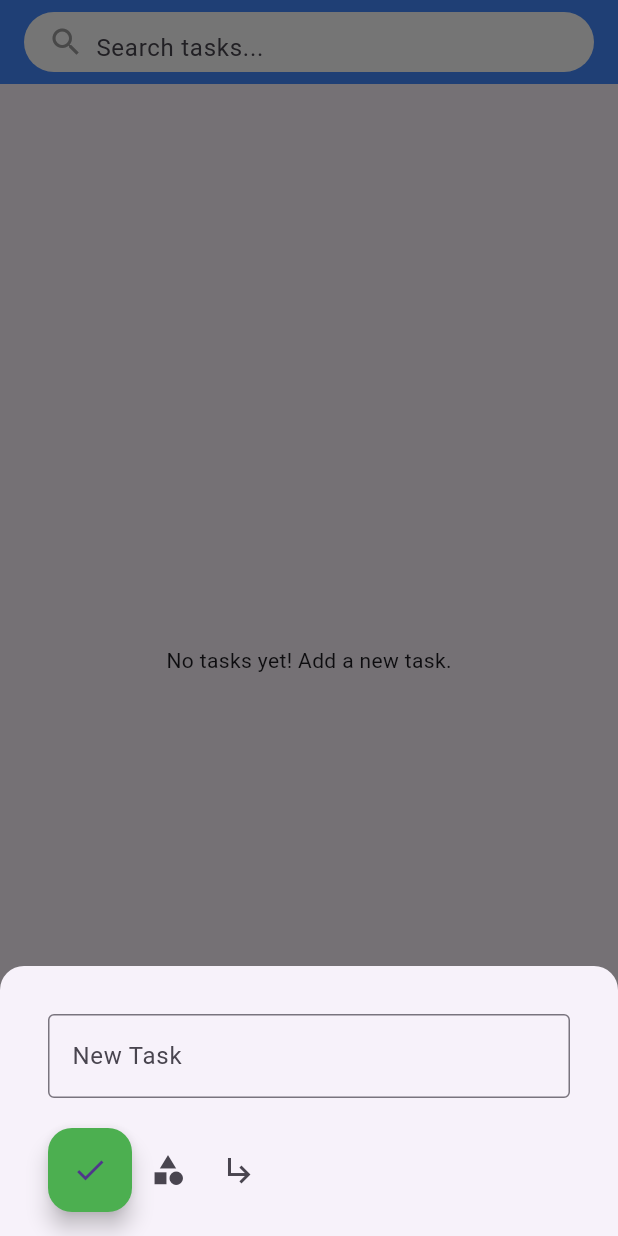
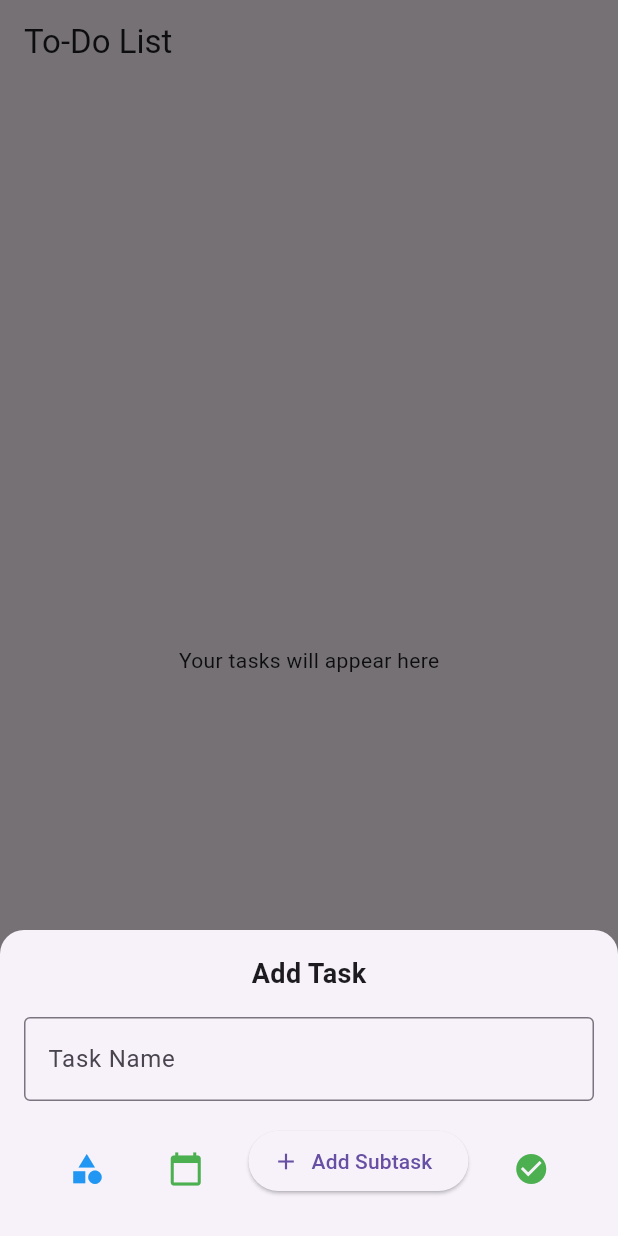
Before and after one commit to Numan-sheikh/to_do_list, a Flutter app: the screen it shows after launch, after a tap on the "add" icon, on a phone screen of 412 x 824 dp. Run offline on Flutter 3.47's test engine with Material 3 defaults, Android fonts, the phone set to English and light mode, and no system bars.

Commit message:
Fixed UI bug in home screen& added baci form task feature to add task

```diff
--- a/lib/main.dart
+++ b/lib/main.dart
@@ -1,8 +1,17 @@
 import 'package:flutter/material.dart';
+import 'package:provider/provider.dart';
 import 'screens/home_screen.dart';
+import 'widgets/task_form/subtask_button/subtask_button_logic.dart'; // Ensure this path is correct
 
 void main() {
-  runApp(MyApp());
+  runApp(
+    MultiProvider(
+      providers: [
+        ChangeNotifierProvider(create: (_) => SubtaskManager()), // Ensure this class is defined correctly
+      ],
+      child: const MyApp(),
+    ),
+  );
 }
 
 class MyApp extends StatelessWidget {
@@ -16,7 +25,7 @@ class MyApp extends StatelessWidget {
       theme: ThemeData(
         primarySwatch: Colors.blue,
       ),
-      home: HomeScreen(),
+      home: const HomeScreen(),
     );
   }
 }
--- a/lib/screens/home_screen.dart
+++ b/lib/screens/home_screen.dart
@@ -1,63 +1,22 @@
 import 'package:flutter/material.dart';
 import '../widgets/task_form/task_form.dart';
-import '../widgets/task_tile.dart';
 
-class HomeScreen extends StatefulWidget {
+class HomeScreen extends StatelessWidget {
   const HomeScreen({super.key});
 
-  @override
-  HomeScreenState createState() => HomeScreenState();
-}
-
-class HomeScreenState extends State<HomeScreen> {
-  final List<Map<String, dynamic>> _tasks = []; // Stores tasks
-  final TextEditingController _titleController = TextEditingController();
-  final TextEditingController _descriptionController = TextEditingController();
-
-  void _addTask() {
-    setState(() {
-      _tasks.add({
-        'title': _titleController.text,
-        'description': _descriptionController.text,
-        'isCompleted': false,
-      });
-    });
-    _titleController.clear();
-    _descriptionController.clear();
-    Navigator.pop(context);
-  }
-
-  void _toggleTaskCompletion(int index) {
-    setState(() {
-      _tasks[index]['isCompleted'] = !_tasks[index]['isCompleted'];
-    });
-  }
-
-  void _deleteTask(int index) {
-    setState(() {
-      _tasks.removeAt(index);
-    });
-  }
-
-  void _showAddTaskModal() {
+  void _showTaskForm(BuildContext context) {
     showModalBottomSheet(
       context: context,
-      isScrollControlled: true,
-      shape: const RoundedRectangleBorder(
+      isScrollControlled: true, // Makes the bottom sheet cover most of the screen
+      shape: RoundedRectangleBorder(
         borderRadius: BorderRadius.vertical(top: Radius.circular(16)),
       ),
       builder: (context) {
         return Padding(
           padding: EdgeInsets.only(
-            bottom: MediaQuery.of(context).viewInsets.bottom,
-            left: 16,
-            right: 16,
-            top: 16,
+            bottom: MediaQuery.of(context).viewInsets.bottom, // Adjust for keyboard
           ),
-          child: TaskForm(
-            titleController: _titleController,
-            onSave: _addTask,
-          ),
+          child: TaskForm(),
         );
       },
     );
@@ -66,49 +25,10 @@ class HomeScreenState extends State<HomeScreen> {
   @override
   Widget build(BuildContext context) {
     return Scaffold(
-      appBar: AppBar(
-        title: Container(
-          height: 40,
-          padding: const EdgeInsets.symmetric(horizontal: 16),
-          decoration: BoxDecoration(
-            color: Colors.white,
-            borderRadius: BorderRadius.circular(20),
-          ),
-          child: Row(
-            children: [
-              const Icon(Icons.search, color: Colors.grey),
-              const SizedBox(width: 8),
-              Expanded(
-                child: TextField(
-                  decoration: const InputDecoration(
-                    hintText: 'Search tasks...',
-                    border: InputBorder.none,
-                  ),
-                  style: const TextStyle(color: Colors.black),
-                ),
-              ),
-            ],
-          ),
-        ),
-        centerTitle: true,
-        backgroundColor: Colors.blueAccent,
-      ),
-      body: _tasks.isEmpty
-          ? const Center(child: Text('No tasks yet! Add a new task.'))
-          : ListView.builder(
-              itemCount: _tasks.length,
-              itemBuilder: (context, index) {
-                return TaskTile(
-                  title: _tasks[index]['title'],
-                  description: _tasks[index]['description'],
-                  isCompleted: _tasks[index]['isCompleted'],
-                  onToggle: () => _toggleTaskCompletion(index),
-                  onDelete: () => _deleteTask(index),
-                );
-              },
-            ),
+      appBar: AppBar(title: const Text("To-Do List")),
+      body: const Center(child: Text("Your tasks will appear here")),
       floatingActionButton: FloatingActionButton(
-        onPressed: _showAddTaskModal,
+        onPressed: () => _showTaskForm(context),
         child: const Icon(Icons.add),
       ),
     );
--- /dev/null
+++ b/lib/widgets/task_form/calendar_button/calendar_button.dart
@@ -0,0 +1,16 @@
+import 'package:flutter/material.dart';
+import 'calendar_button_logic.dart';
+
+class CalendarButton extends StatelessWidget {
+  const CalendarButton({super.key});
+
+  @override
+  Widget build(BuildContext context) {
+    return IconButton(
+      icon: const Icon(Icons.calendar_today, color: Colors.green),
+      onPressed: () {
+        CalendarButtonLogic.pickDateTime(context);
+      },
+    );
+  }
+}
--- /dev/null
+++ b/lib/widgets/task_form/category_button/category_button.dart
@@ -0,0 +1,16 @@
+import 'package:flutter/material.dart';
+import 'category_button_logic.dart';
+
+class CategoryButton extends StatelessWidget {
+  const CategoryButton({super.key});
+
+  @override
+  Widget build(BuildContext context) {
+    return IconButton(
+      icon: const Icon(Icons.category, color: Colors.blue),
+      onPressed: () {
+        CategoryButtonLogic.showCategoryDialog(context);
+      },
+    );
+  }
+}
--- /dev/null
+++ b/lib/widgets/task_form/submit_button/submit_button.dart
@@ -0,0 +1,16 @@
+import 'package:flutter/material.dart';
+import 'submit_button_logic.dart';
+
+class SubmitButton extends StatelessWidget {
+  const SubmitButton({super.key});
+
+  @override
+  Widget build(BuildContext context) {
+    return IconButton(
+      icon: const Icon(Icons.check_circle, color: Colors.green),
+      onPressed: () {
+        SubmitButtonLogic.handleSubmit(context);
+      },
+    );
+  }
+}
--- /dev/null
+++ b/lib/widgets/task_form/submit_button/submit_button_logic.dart
@@ -0,0 +1,9 @@
+import 'package:flutter/material.dart';
+
+class SubmitButtonLogic {
+  static void handleSubmit(BuildContext context) {
+    ScaffoldMessenger.of(context).showSnackBar(
+      const SnackBar(content: Text("Task Submitted! ✅")),
+    );
+  }
+}
--- /dev/null
+++ b/lib/widgets/task_form/subtask_button/subtask_button.dart
@@ -0,0 +1,73 @@
+import 'package:flutter/material.dart';
+import 'package:provider/provider.dart';
+import 'subtask_button_logic.dart';
+
+class SubtaskButton extends StatelessWidget {
+  const SubtaskButton({super.key});
+
+  @override
+  Widget build(BuildContext context) {
+    return Consumer<SubtaskManager>(
+      builder: (context, subtaskManager, child) {
+        return Column(
+          crossAxisAlignment: CrossAxisAlignment.start,
+          children: [
+            // Button to add a new subtask
+            ElevatedButton.icon(
+              onPressed: () => _showSubtaskDialog(context, subtaskManager),
+              icon: const Icon(Icons.add),
+              label: const Text("Add Subtask"),
+            ),
+            const SizedBox(height: 10),
+
+            // Displaying the list of subtasks
+            Column(
+              children: subtaskManager.subTasks.map((subtask) {
+                return ListTile(
+                  title: Text(subtask),
+                  trailing: IconButton(
+                    icon: const Icon(Icons.delete, color: Colors.red),
+                    onPressed: () => subtaskManager.removeSubtask(subtask),
+                  ),
+                );
+              }).toList(),
+            ),
+          ],
+        );
+      },
+    );
+  }
+
+  // Function to show a dialog for adding a subtask
+  void _showSubtaskDialog(BuildContext context, SubtaskManager subtaskManager) {
+    TextEditingController subtaskController = TextEditingController();
+
+    showDialog(
+      context: context,
+      builder: (context) {
+        return AlertDialog(
+          title: const Text("Add Subtask"),
+          content: TextField(
+            controller: subtaskController,
+            decoration: const InputDecoration(hintText: "Enter subtask"),
+          ),
+          actions: [
+            TextButton(
+              onPressed: () => Navigator.pop(context),
+              child: const Text("Cancel"),
+            ),
+            ElevatedButton(
+              onPressed: () {
+                if (subtaskController.text.isNotEmpty) {
+                  subtaskManager.addSubtask(subtaskController.text);
+                }
+                Navigator.pop(context);
+              },
+              child: const Text("Add"),
+            ),
+          ],
+        );
+      },
+    );
+  }
+}
--- /dev/null
+++ b/lib/widgets/task_form/subtask_button/subtask_button_logic.dart
@@ -0,0 +1,17 @@
+import 'package:flutter/material.dart';
+
+class SubtaskManager extends ChangeNotifier {  // Manages subtasks
+  final List<String> _subTasks = [];
+
+  List<String> get subTasks => _subTasks;
+
+  void addSubtask(String subtask) {
+    _subTasks.add(subtask);
+    notifyListeners();
+  }
+
+  void removeSubtask(String subtask) {
+    _subTasks.remove(subtask);
+    notifyListeners();
+  }
+}
--- a/lib/widgets/task_form/task_buttons.dart
+++ /dev/null
@@ -1,20 +0,0 @@
-import 'package:flutter/material.dart';
-
-class TaskButtons extends StatelessWidget {
-  final VoidCallback onSave;
-  final VoidCallback onCategorySelect;
-  final VoidCallback onToggleSubTask;
-
-  const TaskButtons({super.key, required this.onSave, required this.onCategorySelect, required this.onToggleSubTask});
-
-  @override
-  Widget build(BuildContext context) {
-    return Row(
-      children: [
-        FloatingActionButton(onPressed: onSave, backgroundColor: Colors.green, child: const Icon(Icons.check)),
-        IconButton(icon: const Icon(Icons.category), onPressed: onCategorySelect),
-        IconButton(icon: const Icon(Icons.subdirectory_arrow_right), onPressed: onToggleSubTask),
-      ],
-    );
-  }
-}
--- a/lib/widgets/task_form/task_form.dart
+++ b/lib/widgets/task_form/task_form.dart
@@ -1,77 +1,39 @@
 import 'package:flutter/material.dart';
-import 'subtask_list.dart';
-import 'category_selector.dart';
-import 'task_buttons.dart';
+import 'category_button/category_button.dart';
+import 'calendar_button/calendar_button.dart';
+import 'subtask_button/subtask_button.dart';
+import 'submit_button/submit_button.dart';
 
-class TaskForm extends StatefulWidget {
-  final TextEditingController titleController;
-  final VoidCallback onSave;
-
-  const TaskForm({super.key, required this.titleController, required this.onSave});
-
-  @override
-  TaskFormState createState() => TaskFormState();
-}
-
-class TaskFormState extends State<TaskForm> {
-  final TextEditingController _subTaskController = TextEditingController();
-  final List<String> _subTasks = [];
-  bool _showSubTaskField = false;
-  Map<String, dynamic>? selectedCategory;
-
-  void _addSubTask() {
-    if (_subTaskController.text.isNotEmpty) {
-      setState(() {
-        _subTasks.add(_subTaskController.text);
-        _subTaskController.clear();
-      });
-    }
-  }
-
-  void _selectCategory() async {
-    final selected = await showCategorySelector(context);
-    if (selected != null) {
-      setState(() => selectedCategory = selected);
-    }
-  }
+class TaskForm extends StatelessWidget {
+  const TaskForm({super.key});
 
   @override
   Widget build(BuildContext context) {
     return Container(
       padding: const EdgeInsets.all(16),
       child: Column(
-        mainAxisSize: MainAxisSize.min,
+        mainAxisSize: MainAxisSize.min, // Ensures the bottom sheet is not fullscreen
         children: [
+          const Text(
+            "Add Task",
+            style: TextStyle(fontSize: 18, fontWeight: FontWeight.bold),
+          ),
+          const SizedBox(height: 16),
           TextField(
-            controller: widget.titleController,
-            decoration: const InputDecoration(
-              labelText: "New Task",
+            decoration: InputDecoration(
+              labelText: "Task Name",
               border: OutlineInputBorder(),
             ),
           ),
-          const SizedBox(height: 10),
-          if (_showSubTaskField)
-            TextField(
-              controller: _subTaskController,
-              decoration: InputDecoration(
-                labelText: "Add a Subtask",
-                border: OutlineInputBorder(),
-                suffixIcon: IconButton(
-                  icon: const Icon(Icons.add),
-                  onPressed: _addSubTask,
-                ),
-              ),
-            ),
-          const SizedBox(height: 10),
-          SubtaskList(subTasks: _subTasks, onRemove: (task) {
-            setState(() => _subTasks.remove(task));
-          }),
-          TaskButtons(
-            onSave: widget.onSave,
-            onCategorySelect: _selectCategory,
-            onToggleSubTask: () {
-              setState(() => _showSubTaskField = !_showSubTaskField);
-            },
+          const SizedBox(height: 16),
+          Row(
+            mainAxisAlignment: MainAxisAlignment.spaceEvenly,
+            children: [
+              CategoryButton(),
+              CalendarButton(),
+              SubtaskButton(),
+              SubmitButton(),
+            ],
           ),
         ],
       ),
--- a/pubspec.yaml
+++ b/pubspec.yaml
@@ -34,6 +34,7 @@ dependencies:
   # The following adds the Cupertino Icons font to your application.
   # Use with the CupertinoIcons class for iOS style icons.
   cupertino_icons: ^1.0.8
+  provider: ^6.1.2
 
 dev_dependencies:
   flutter_test:
```
Also changed, not shown: lib/widgets/task_form/calendar_button/calendar_button_logic.dart (added, +33 -0 lines), lib/widgets/task_form/category_button/category_button_logic.dart (added, +43 -0 lines), lib/widgets/task_form/category_manager.dart (deleted, +0 -40 lines), lib/widgets/task_form/category_selector.dart (deleted, +0 -66 lines), lib/widgets/task_form/subtask_list.dart (deleted, +0 -23 lines), pubspec.lock.
